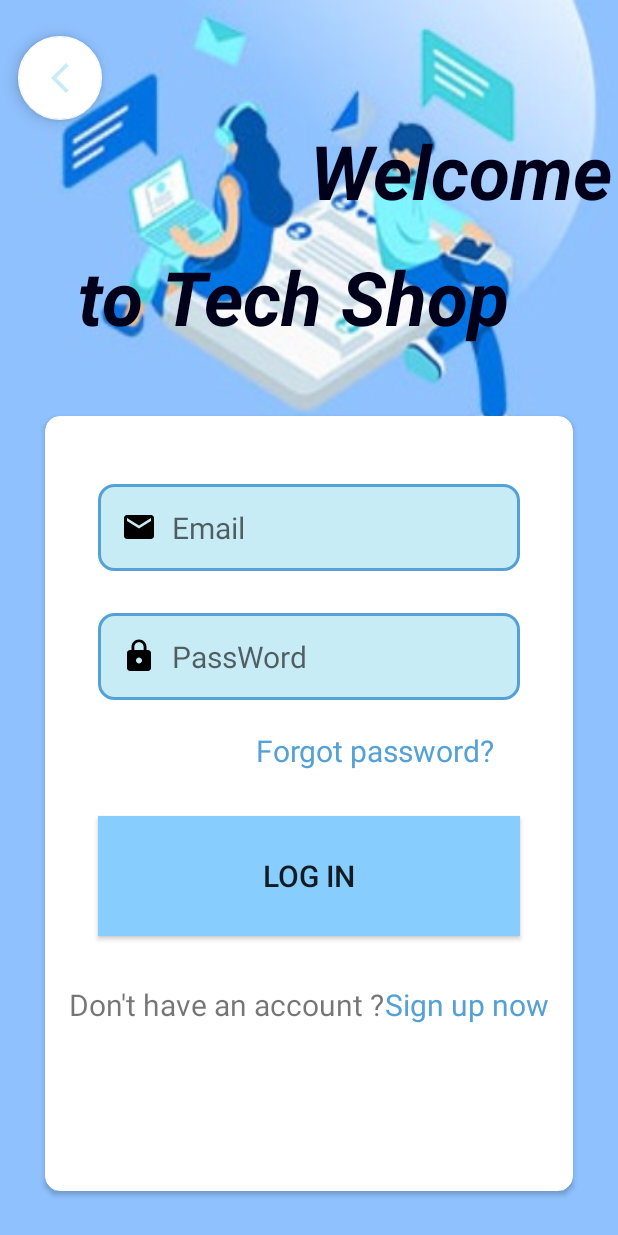
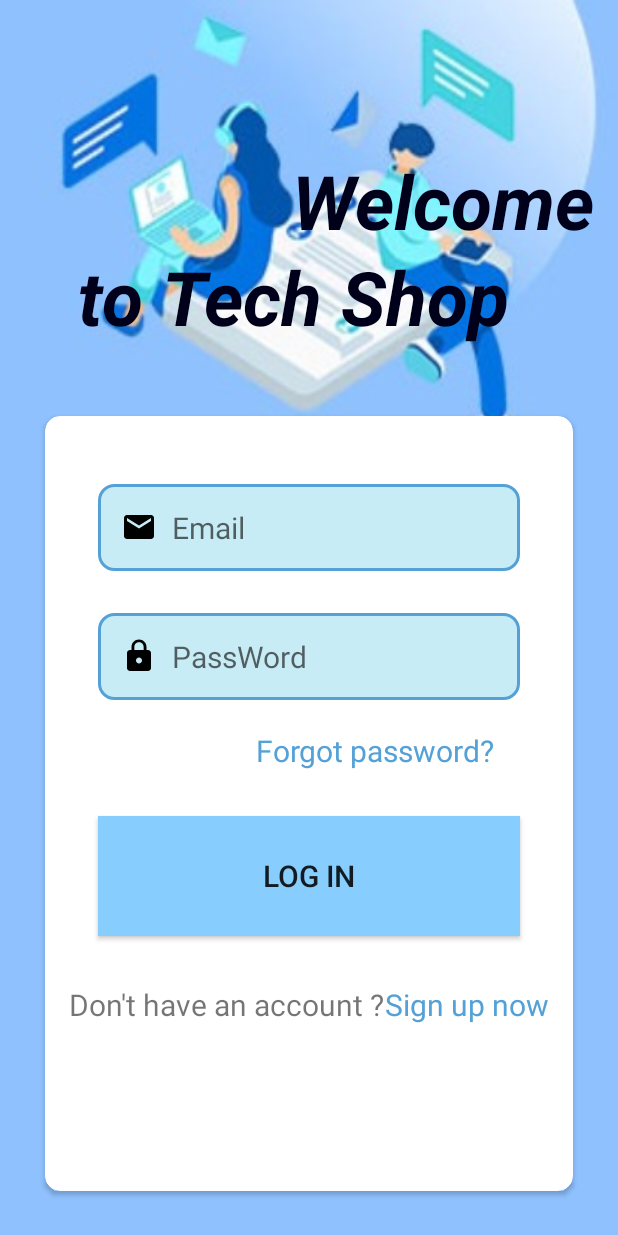
Before and after one commit to ttruongg/MoblieApp, an Android app: the screen it shows after launch (LoginActivity), on a phone screen of 412 x 824 dp. Run offline under Robolectric (Android 15) with nearby library versions, the phone set to English and light mode, and no system bars.

Commit message:
Tho test

```diff
--- a/app/src/main/res/layout/activity_login.xml
+++ b/app/src/main/res/layout/activity_login.xml
@@ -14,33 +14,18 @@
         android:orientation="horizontal"
         app:layout_constraintGuide_percent=".3" />
 
-    <com.google.android.material.floatingactionbutton.FloatingActionButton
-        android:id="@+id/floatingActionButton"
-        android:layout_width="wrap_content"
-        android:layout_height="wrap_content"
-        android:layout_marginStart="12dp"
-        android:layout_marginTop="24dp"
-        android:clickable="true"
-        app:tint="@color/light_blue"
-        app:backgroundTint="@color/white"
-        app:layout_constraintStart_toStartOf="parent"
-        app:layout_constraintTop_toTopOf="parent"
-        app:srcCompat="@drawable/baseline_arrow_back_ios_new_24"
-        android:contentDescription="Back to Landing Page"/>
-
     <TextView
         android:id="@+id/TextView_Welcome"
         android:layout_width="wrap_content"
         android:layout_height="wrap_content"
-        android:layout_marginEnd="4dp"
+        android:layout_marginEnd="16dp"
+        android:layout_marginBottom="80dp"
         android:text="Welcome"
         android:textColor="@color/dark_blue"
         android:textSize="50sp"
         android:textStyle="bold|italic"
         app:layout_constraintBottom_toTopOf="@+id/guideline"
-        app:layout_constraintEnd_toEndOf="parent"
-        app:layout_constraintTop_toBottomOf="@+id/floatingActionButton"
-        app:layout_constraintVertical_bias="0.0" />
+        app:layout_constraintEnd_toEndOf="parent" />
 
     <TextView
         android:id="@+id/TextView_Welcome2"
```
